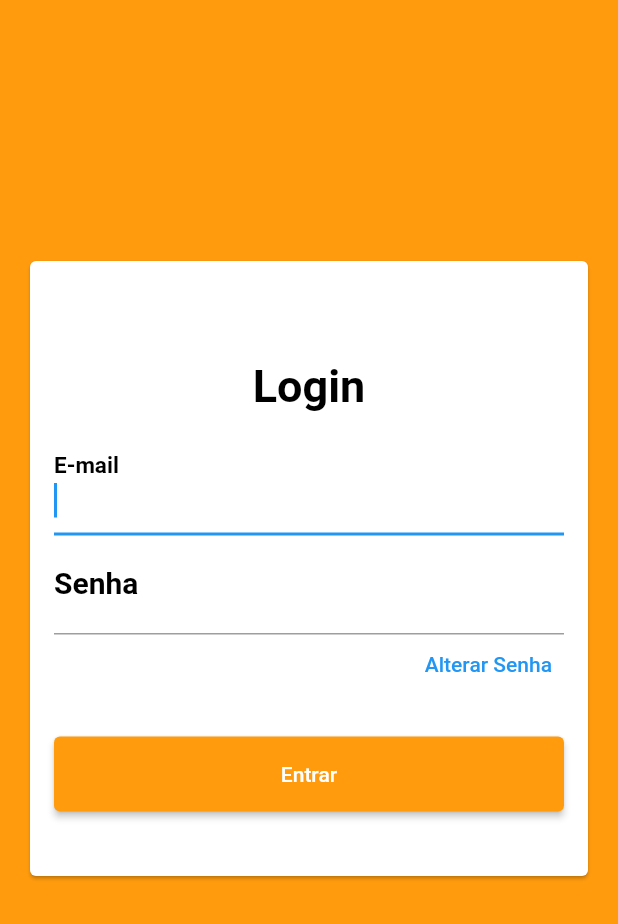
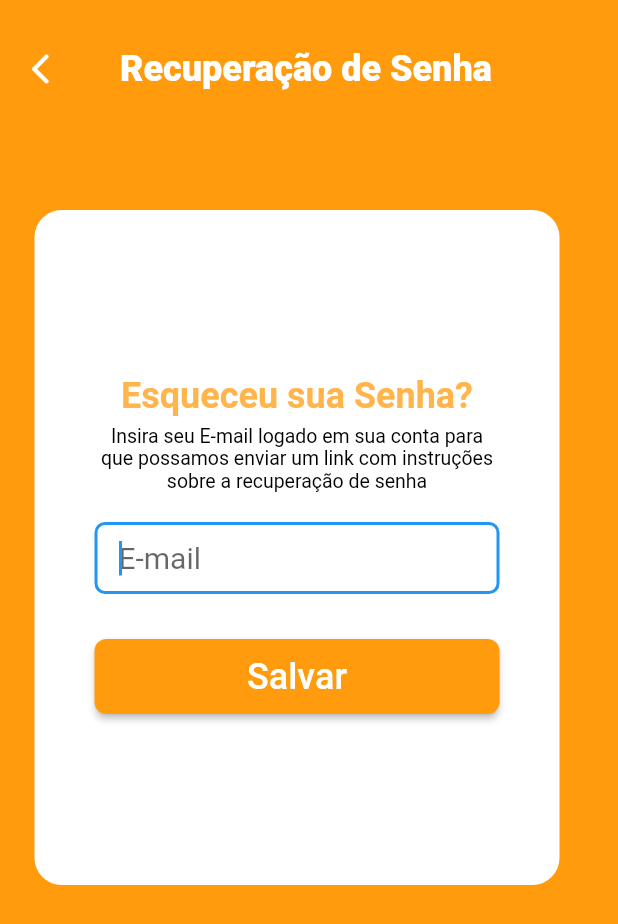
Before and after one commit to Kelvisck/PatoBurguer, a Flutter app: the screen it shows after launch, on a phone screen of 412 x 824 dp. Shown: the top 924 px of the screen. Run offline on Flutter 3.47's test engine with Material 2 defaults, Android fonts, the light colour scheme and no system bars; our stand-ins replace firebase_auth, firebase_core, google_sign_in; accounts and stored records are empty; Roboto replaces fonts that are missing (Poppins-Bold); project files that could hold a hidden picture were left out.

Commit message:
feat: foi trocado o reset por change, e a tela de reset foi feita, falta firebase

```diff
--- a/lib/adm_page.dart
+++ b/lib/adm_page.dart
@@ -70,6 +70,8 @@ class AdmPage extends StatelessWidget {
             top: 392,
             left: 70,
             child: butaoAdm('Alterar Senha', 'lib/assets/recursos/config.png', context, reset-password-page())),*/
+
+            // Obs. Alencar: Trocar ResetPassowrd() por ChangePassword(), é a página de alterar senha, a reset é a do 'esqueci a senha'
       ],
     ));
   }
--- a/lib/assets/widgetsFunctions.dart
+++ b/lib/assets/widgetsFunctions.dart
@@ -168,6 +168,7 @@ Widget butaoAdm(
   );
 }
 
+
 /*Widget formSenha {
   bool _showpassord = false;
   return TextFormField(
--- a/lib/main.dart
+++ b/lib/main.dart
@@ -1,6 +1,7 @@
 /*ESSA È A BRANCH MAIN*/
 
 import 'package:flutter/material.dart';
+import 'package:pato_burguer/change-password-page.dart';
 //import 'package:pato_burguer/TelaLog.dart';
 //import 'package:pato_burguer/adm_page.dart';
 //import 'package:pato_burguer/alterarCardapio.dart';
@@ -10,6 +11,7 @@ import 'package:flutter/material.dart';
 import 'package:pato_burguer/log_page.dart';
 //import 'package:google_sign_in/google_sign_in.dart';
 import 'package:firebase_core/firebase_core.dart';
+import 'package:pato_burguer/reset-password-page.dart';
 //import 'package:pato_burguer/reset-password-page.dart';
 //import 'package:pato_burguer/login.page.dart';
 import 'firebase_options.dart';
@@ -32,10 +34,11 @@ class MyApp extends StatelessWidget {
     //Color minhaCor = const Color(0xFFFF9B0D);
     return MaterialApp(
       title: "PatoBurguer",
-      home: logPage(),
+      //home: logPage(),
       //home: AlterarContato(),
-      //home: ResetPassword()
+      //home: ChangePassword()
       //home: AdmPage(),
+      home: ResetPassoword(),
     );
   }
 }
--- a/lib/reset-password-page.dart
+++ b/lib/reset-password-page.dart
@@ -1,23 +1,17 @@
+import 'dart:io';
+
 import 'package:flutter/material.dart';
 import 'package:pato_burguer/assets/constantes.dart';
 import 'package:pato_burguer/assets/widgetsFunctions.dart';
-class ResetPassword extends StatefulWidget {
-  const ResetPassword({super.key});
 
-  @override
-  State<ResetPassword> createState() => _ResetPasswordState();
-}
-
-class _ResetPasswordState extends State<ResetPassword> {
-
-  bool _showpassord = false;
+class ResetPassoword extends StatelessWidget {
+  const ResetPassoword({super.key});
 
   @override
   Widget build(BuildContext context) {
     return Scaffold(
       backgroundColor: Color(Constantes.corFundo.value),
       body: Stack(
-
         children: [
           Positioned(
             top: 22,
@@ -33,16 +27,25 @@ class _ResetPasswordState extends State<ResetPassword> {
                 ),
           Positioned(
             child: Text(
-              'Alterar Senha',
-              style: TextStyle(
+              'Recuperação de Senha',
+              style:
+               TextStyle(
                   fontFamily: 'Roboto',
                   color: Colors.white,
                   fontWeight: FontWeight.w900,
-                  fontSize: 24),
+                  fontSize: 24
+               ),
             ),
             top: 32,
-            left: 120,
+            left: 80,
           ),
+          /*Positioned(
+            child:
+             //Image.asset("assets/recursos/logo"),
+            Image.file(File("assets/recursos/pato-bolado-senha.png")),
+            top: 32,
+            left: 80,
+            ),*/
           Positioned(
               top: 110,
               left: 23,
@@ -63,97 +66,41 @@ class _ResetPasswordState extends State<ResetPassword> {
                       )
                     ),
                   child: Padding(
-                    padding: const EdgeInsets.all(16),
+                    padding: const EdgeInsets.only(
+                      top: 100,
+                      left: 40,
+                      right: 40,
+                    ),
                     child: Column(
                       children: [
-                        SizedBox(
-                          height: 40,
-                        ),
-                        Align(
-                          alignment:
-                            Alignment(-1, 0),
-                          child:
-                            textoSimples("Senha Atual", 21),
-                        ),
-                        TextFormField(
-                          autofocus: true,
-                          style: new TextStyle(
-                                color: Colors.black,
-                                fontSize: 20,
-                                fontFamily: Constantes.fonteRoboto,
-                              ),
-                            decoration: InputDecoration(
-                              contentPadding: EdgeInsets.symmetric(horizontal: 16.0, vertical: 12.0),
-                              border: OutlineInputBorder(
-                                borderRadius: BorderRadius.all(Radius.circular(7))
-                              ),
-                              enabledBorder: OutlineInputBorder(
-                                borderRadius: BorderRadius.all(Radius.circular(7))
-                              ),
-                              //labelText: "Senha Atual",
-                              labelStyle: TextStyle(
-                                color: Colors.black,
-                                fontFamily: 'Roboto',
-                              ),
-                              suffixIcon: GestureDetector(
-                                child: Icon(_showpassord == false ? Icons.visibility_off: Icons.visibility,color: Colors.black,),
-                                onTap: () {
-                                  setState((){
-                                   _showpassord = !_showpassord;
-                                  });
-                                },
-                              )
-                            ),
-                              obscureText: _showpassord == false ? true: false,
-                          ),
                           SizedBox(
-                            height: 10,
-                          ),
-                          Align(
-                            alignment:
-                              Alignment(-1, 0),
-                            child:
-                              textoSimples("Nova Senha", 21),
-                          ),
-                          TextFormField(
-                            autofocus: true,
-                            style: new TextStyle(
-                                color: Colors.black,
-                                fontSize: 20,
-                                fontFamily: Constantes.fonteRoboto,
-                              ),
-                              decoration: InputDecoration(
-                                contentPadding: EdgeInsets.symmetric(horizontal: 16.0, vertical: 12.0),
-                                border: OutlineInputBorder(
-                                borderRadius: BorderRadius.all(Radius.circular(7))
-                                ),
-                                enabledBorder: OutlineInputBorder(
-                                  borderRadius: BorderRadius.all(Radius.circular(7))
-                                ),
-                                //labelText: "Nova Senha",
-                                labelStyle: TextStyle(
-                                  color: Colors.black,
-                                  fontFamily: 'Roboto',
-                                  ),
-                                suffixIcon: GestureDetector(
-                                  child: Icon(_showpassord == false ? Icons.visibility_off: Icons.visibility,color: Colors.black,),
-                                  onTap: () {
-                                    setState((){
-                                      _showpassord = !_showpassord;
-                                    });
-                                  },
-                                )
-                              ),
-                              obscureText: _showpassord == false ? true: false,
-                          ),
-                          SizedBox(
+                            width: 10,
                             height: 10,
                             ),
                           Align(
                             alignment:
-                              Alignment(-1, 0),
+                              Alignment(0, 0),
                             child:
-                              textoSimples("Confirmar Senha", 21),
+                              textoSimples("Esqueceu sua Senha?", 24),
+                          ),
+                          SizedBox(
+                            height: 5,
+                          ),
+                          Align(
+                            alignment:
+                            Alignment(0 , 0),
+                            child: Text(
+                              "Insira seu E-mail logado em sua conta para que possamos enviar um link com instruções sobre a recuperação de senha",
+                              textAlign: TextAlign.center,
+                              style: TextStyle(
+                                color: Colors.black,
+                                fontSize: 13,
+                                fontFamily: 'Roboto',
+                              ),
+                            ),
+                          ),
+                          SizedBox(
+                            height: 20,
                           ),
                           TextFormField(
                             autofocus: true,
@@ -170,24 +117,15 @@ class _ResetPasswordState extends State<ResetPassword> {
                                 enabledBorder: OutlineInputBorder(
                                   borderRadius: BorderRadius.all(Radius.circular(7))
                                 ),
-                                //labelText: "Confirmar Senha",
+                                hintText: "E-mail",
                                 labelStyle: TextStyle(
                                   color: Colors.black,
                                   fontFamily: 'Roboto',
                                 ),
-                                suffixIcon: GestureDetector(
-                                  child: Icon(_showpassord == false ? Icons.visibility_off: Icons.visibility,color: Colors.black,),
-                                  onTap: () {
-                                    setState((){
-                                      _showpassord = !_showpassord;
-                                    });
-                                  },
-                                )
                               ),
-                              obscureText: _showpassord == false ? true: false,
                           ),
                           SizedBox(
-                            height: 80,
+                            height: 30,
                           ),
                           ElevatedButton(
                                 style: ButtonStyle(
@@ -217,6 +155,6 @@ class _ResetPasswordState extends State<ResetPassword> {
 
        ]
       ),
-      );
+    );
   }
 }
--- a/lib/telaLog.dart
+++ b/lib/telaLog.dart
@@ -4,6 +4,7 @@ import 'package:google_sign_in/google_sign_in.dart';
 import 'package:pato_burguer/adm_page.dart';
 import 'package:pato_burguer/assets/constantes.dart';
 import 'package:firebase_auth/firebase_auth.dart';
+import 'package:pato_burguer/change-password-page.dart';
 import 'package:pato_burguer/reset-password-page.dart';
 
 
@@ -84,7 +85,7 @@ class Login extends StatelessWidget {
                         TextFormField(
                           controller: _passwordController,
                           autofocus: true,
-                          obscureText: false,
+                          obscureText: true,
                           keyboardType: TextInputType.text,
                           style: new TextStyle(
                               color: Colors.black,
@@ -102,12 +103,12 @@ class Login extends StatelessWidget {
                               alignment: Alignment.centerRight,
                               child: TextButton(
                                 child: Text(
-                                  "Alterar Senha",
+                                  "Esqueceu a Senha?",
                                   textAlign: TextAlign.right,
                                 ),
                                 onPressed: () {
                                   Navigator.push(context,
-                                   MaterialPageRoute(builder: (context) => ResetPassword()
+                                   MaterialPageRoute(builder: (context) => ResetPassoword()
                                    )
                                   );
                                 },
```
Also changed, not shown: lib/change-password-page.dart (added, +221 -0 lines), lib/assets/recursos/pato-bolado-senha.png (added).
